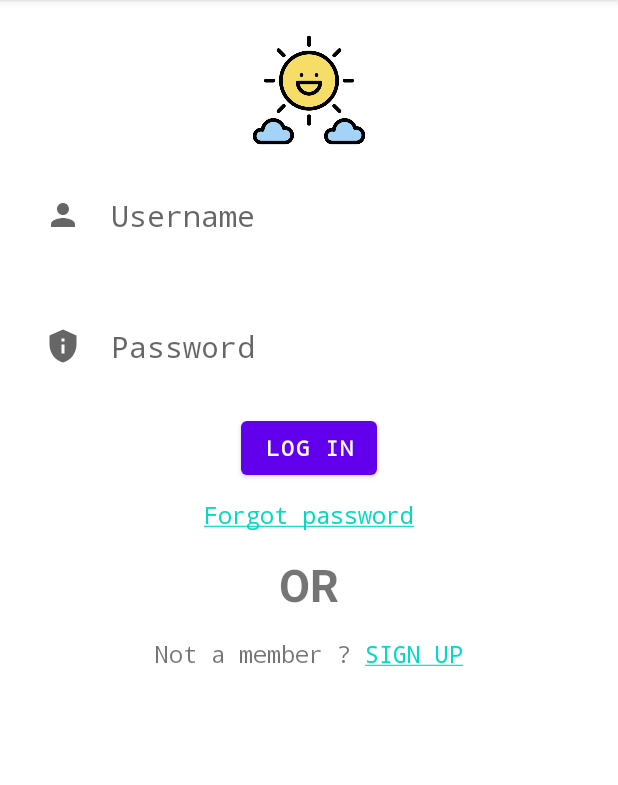
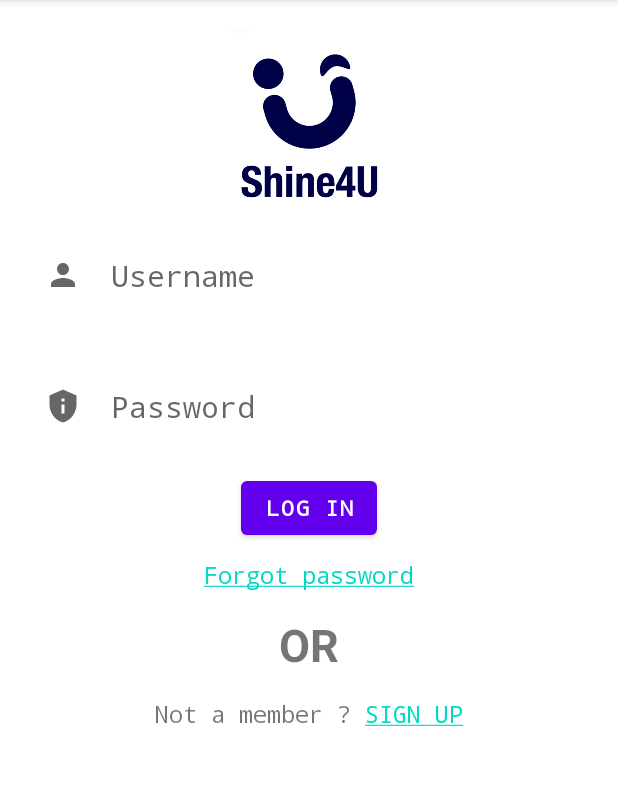
Before and after one commit to tanthokg/CSC13002_Intro2SE, an Android app: the screen it shows after launch (MainActivity), on a phone screen of 412 x 824 dp, the part 84-869 px from its top. Run offline under Robolectric (Android 15) with nearby library versions, the light colour scheme and no system bars; our stand-ins replace Firebase (no records; nobody signed in at launch, a user with empty details on screens opened directly).

Commit message:
Update app logo

```diff
--- a/Sunshine/app/src/main/res/layout/activity_main.xml
+++ b/Sunshine/app/src/main/res/layout/activity_main.xml
@@ -9,8 +9,8 @@
 
     <ImageView
         android:id="@+id/sunshineImage"
-        android:layout_width="80dp"
-        android:layout_height="80dp"
+        android:layout_width="120dp"
+        android:layout_height="120dp"
         android:layout_centerHorizontal="true"
         android:gravity="center"
         android:src="@drawable/sunshine"
@@ -19,8 +19,6 @@
         app:layout_constraintRight_toRightOf="parent"
         app:layout_constraintTop_toTopOf="parent"
         android:layout_marginTop="20dp"/>
-
-
 
     <EditText
         android:layout_width="match_parent"
--- a/Sunshine/app/src/main/res/layout/activity_sign_up.xml
+++ b/Sunshine/app/src/main/res/layout/activity_sign_up.xml
@@ -35,8 +35,8 @@
 
     <ImageView
         android:id="@+id/sunshineImage"
-        android:layout_width="80dp"
-        android:layout_height="80dp"
+        android:layout_width="120dp"
+        android:layout_height="120dp"
         android:gravity="center"
         android:src="@drawable/sunshine"
         android:layout_centerHorizontal="true"
```
Also changed, not shown: Sunshine/app/src/main/res/drawable/sunshine.png, Sunshine/app/src/main/res/drawable/sunshine_0.png (added).
